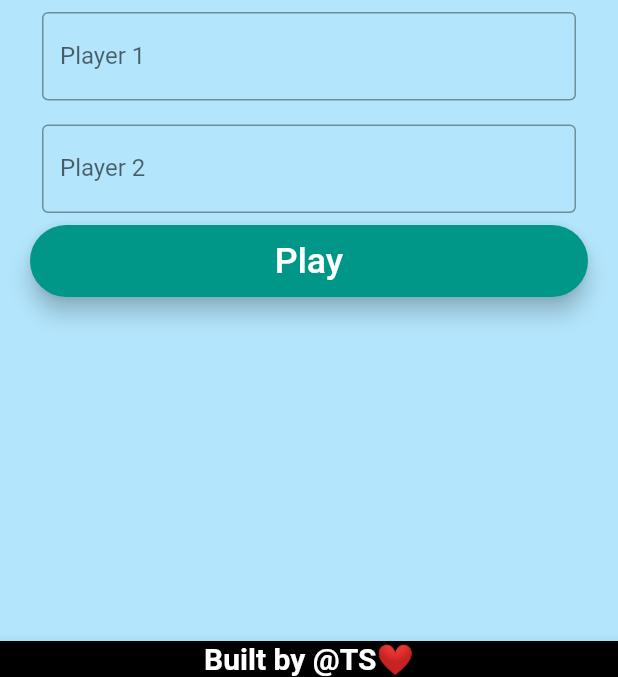
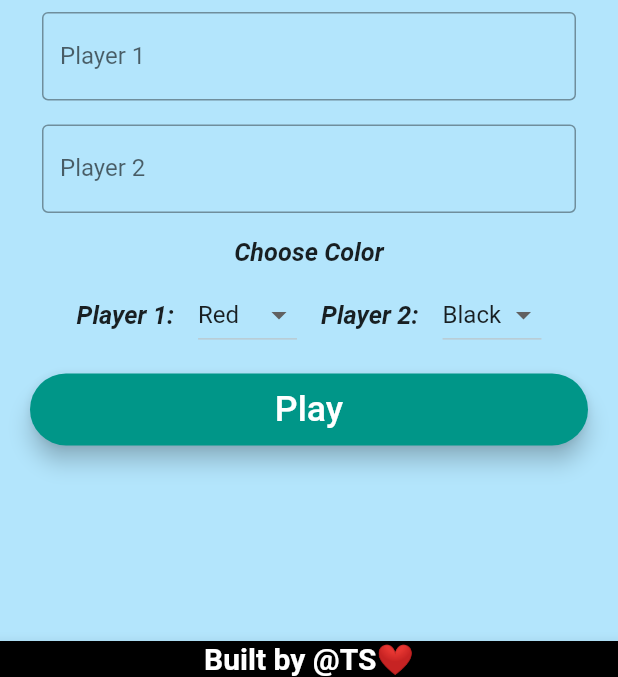
Before and after one commit to singhteekam/Tic-Tac-Toe, a Flutter app: the screen it shows after launch, on a phone screen of 412 x 824 dp, the part 559-1236 px from its top. Run offline on Flutter 3.47's test engine with Material 2 defaults, Android fonts, the light colour scheme and no system bars.

Commit message:
second commit

```diff
--- a/lib/homeScreen.dart
+++ b/lib/homeScreen.dart
@@ -8,27 +8,70 @@ class HomeScreen extends StatefulWidget {
 }
 
 class _HomeScreenState extends State<HomeScreen> {
+  var player1 = "Player 1", player2 = "Player 2";
+  String player1Color = "Red", player2Color = "Black";
+  List<DropdownMenuItem<String>> items = [];
+  List<String> chooseColors = ["Red", "Black", "Pink", "Green", "Blue"];
 
-  var player1,player2;
+  @override
+  initState(){
+    super.initState();
+    getColorOpt();
+  }
 
-  navigate(){
-    return Navigator.push(context, MaterialPageRoute(builder: (context) => GameScreen(player1: player1,player2: player2,),));
+  getColorOpt() {
+    for (int i = 0; i < chooseColors.length; i++) {
+      items.add(
+        new DropdownMenuItem(
+          child: new Text(chooseColors[i]),
+          value: chooseColors[i]
+        ),
+      );
+    }
+    setState(() {});
   }
+
+  navigate() {
+    return Navigator.push(
+        context,
+        MaterialPageRoute(
+          builder: (context) => GameScreen(
+            player1: player1,
+            player2: player2,
+            player1Color: player1Color,
+            player2Color: player2Color,
+          ),
+        ));
+  }
+
+
 
   @override
   Widget build(BuildContext context) {
     return Scaffold(
       backgroundColor: Colors.lightBlue[100],
       body: Padding(
-        padding: const EdgeInsets.symmetric(horizontal:20),
+        padding: const EdgeInsets.symmetric(horizontal: 20),
         child: SingleChildScrollView(
-            child: Column(
+          child: Column(
             mainAxisAlignment: MainAxisAlignment.center,
             crossAxisAlignment: CrossAxisAlignment.stretch,
             children: <Widget>[
-              Padding(padding: EdgeInsets.only(top:MediaQuery.of(context).size.height*0.15)),
-              Image.asset("assets/ttt.png",width: 200,height: 200,),
-              Center(child: Text("Tic Tac Toe",textScaleFactor: 3,style: TextStyle(fontWeight:FontWeight.bold,fontStyle: FontStyle.italic),)),
+              Padding(
+                  padding: EdgeInsets.only(
+                      top: MediaQuery.of(context).size.height * 0.15)),
+              Image.asset(
+                "assets/ttt.png",
+                width: 200,
+                height: 200,
+              ),
+              Center(
+                  child: Text(
+                "Tic Tac Toe",
+                textScaleFactor: 3,
+                style: TextStyle(
+                    fontWeight: FontWeight.bold, fontStyle: FontStyle.italic),
+              )),
               Padding(
                 padding: const EdgeInsets.all(8.0),
                 child: TextField(
@@ -51,19 +94,60 @@ class _HomeScreenState extends State<HomeScreen> {
                   ),
                 ),
               ),
-
-              CustomButton(
-                text:"Play",
-                callback: navigate
-              )
+              Padding(
+                padding: const EdgeInsets.all(8.0),
+                child: Center(child: Text("Choose Color",textScaleFactor: 1.2,style: TextStyle(
+                  fontWeight:FontWeight.bold,fontStyle:FontStyle.italic
+                ),)),
+              ),
+              Padding(
+                padding: const EdgeInsets.only(left:15.0,bottom: 15,right: 15),
+                child: Row(
+                  mainAxisAlignment: MainAxisAlignment.spaceEvenly,
+                  children: <Widget>[
+                    Text("Player 1:",textScaleFactor: 1.2,style: TextStyle(
+                  fontWeight:FontWeight.bold,fontStyle:FontStyle.italic
+                )),
+                    Container(
+                        child: DropdownButton(
+                      value: player1Color,
+                      items: items,
+                      onChanged: (String value) {
+                        setState(() {
+                          player1Color = value;
+                        });
+                      },
+                    )),
+                    Text("Player 2:",textScaleFactor: 1.2,style: TextStyle(
+                  fontWeight:FontWeight.bold,fontStyle:FontStyle.italic
+                )),
+                    Container(
+                        child: DropdownButton(
+                      value: player2Color,
+                      items:items,
+                      onChanged: (String value) {
+                        setState(() {
+                          player2Color = value;
+                        });
+                      },
+                    )),
+                  ],
+                ),
+              ),
+              CustomButton(text: "Play", callback: navigate)
             ],
           ),
         ),
       ),
       bottomNavigationBar: BottomAppBar(
         color: Colors.black,
-        child:Text("Built by @TS❤️",textAlign: TextAlign.center, style:TextStyle(fontWeight: FontWeight.bold,fontSize: 20,color: Colors.white),),
-       // color:Colors.grey
+        child: Text(
+          "Built by @TS❤️",
+          textAlign: TextAlign.center,
+          style: TextStyle(
+              fontWeight: FontWeight.bold, fontSize: 20, color: Colors.white),
+        ),
+        // color:Colors.grey
       ),
     );
   }
```
Also changed, not shown: lib/gameScreen.dart (+35 -7 lines).
